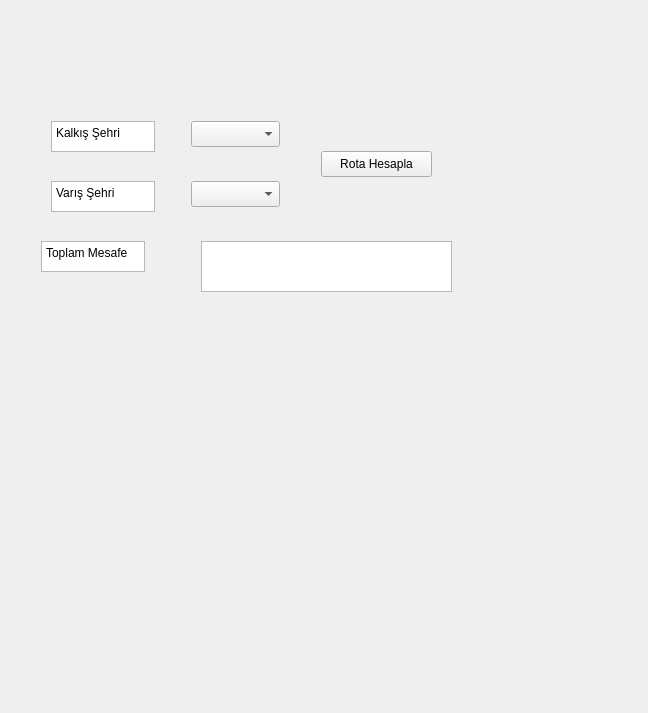
This is mainwindow.ui in kubrratopcu/Havalimani_Yonetim_Sistemi1 as Qt 5 draws it before an edit. The edited form follows.
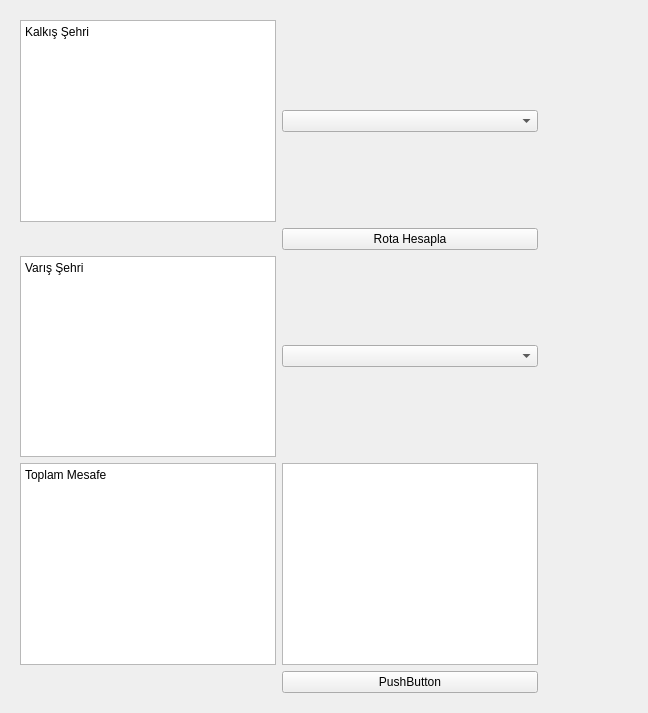
This is the edited form. The open tabs and pages were chosen to show the change.

Commit message: arayüz düzenlendi

Patch:
```diff
--- a/mainwindow.ui
+++ b/mainwindow.ui
@@ -13,8 +13,8 @@
   <property name="windowTitle">
    <string>mainwindow</string>
   </property>
-  <layout class="QGridLayout" name="gridLayout">
-   <item row="0" column="1">
+  <layout class="QFormLayout" name="formLayout_2">
+   <item row="0" column="0">
     <widget class="QStackedWidget" name="stackedWidget">
      <property name="currentIndex">
       <number>3</number>
@@ -141,48 +141,9 @@
       </widget>
      </widget>
      <widget class="QWidget" name="sayfaRota">
-      <widget class="QComboBox" name="comboBox">
-       <property name="geometry">
-        <rect>
-         <x>180</x>
-         <y>110</y>
-         <width>89</width>
-         <height>26</height>
-        </rect>
-       </property>
-      </widget>
-      <widget class="QComboBox" name="comboBox_2">
-       <property name="geometry">
-        <rect>
-         <x>180</x>
-         <y>170</y>
-         <width>89</width>
-         <height>26</height>
-        </rect>
-       </property>
-      </widget>
-      <widget class="QPushButton" name="pushButton_6">
-       <property name="geometry">
-        <rect>
-         <x>310</x>
-         <y>140</y>
-         <width>111</width>
-         <height>26</height>
-        </rect>
-       </property>
-       <property name="text">
-        <string>Rota Hesapla</string>
-       </property>
-      </widget>
+      <layout class="QGridLayout" name="gridLayout_2">
+       <item row="0" column="0">
       <widget class="QTextEdit" name="textEdit">
-       <property name="geometry">
-        <rect>
-         <x>40</x>
-         <y>110</y>
-         <width>104</width>
-         <height>31</height>
-        </rect>
-       </property>
        <property name="html">
         <string>&lt;!DOCTYPE HTML PUBLIC &quot;-//W3C//DTD HTML 4.0//EN&quot; &quot;http://www.w3.org/TR/REC-html40/strict.dtd&quot;&gt;
 &lt;html&gt;&lt;head&gt;&lt;meta name=&quot;qrichtext&quot; content=&quot;1&quot; /&gt;&lt;meta charset=&quot;utf-8&quot; /&gt;&lt;style type=&quot;text/css&quot;&gt;
@@ -194,15 +155,19 @@
 &lt;p style=&quot; margin-top:0px; margin-bottom:0px; margin-left:0px; margin-right:0px; -qt-block-indent:0; text-indent:0px;&quot;&gt;Kalkış Şehri&lt;/p&gt;&lt;/body&gt;&lt;/html&gt;</string>
        </property>
       </widget>
+       </item>
+       <item row="0" column="1">
+        <widget class="QComboBox" name="kalkisCombo"/>
+       </item>
+       <item row="1" column="1">
+        <widget class="QPushButton" name="rotaHesaplaBtn">
+         <property name="text">
+          <string>Rota Hesapla</string>
+         </property>
+        </widget>
+       </item>
+       <item row="2" column="0">
       <widget class="QTextEdit" name="textEdit_2">
-       <property name="geometry">
-        <rect>
-         <x>40</x>
-         <y>170</y>
-         <width>104</width>
-         <height>31</height>
-        </rect>
-       </property>
        <property name="html">
         <string>&lt;!DOCTYPE HTML PUBLIC &quot;-//W3C//DTD HTML 4.0//EN&quot; &quot;http://www.w3.org/TR/REC-html40/strict.dtd&quot;&gt;
 &lt;html&gt;&lt;head&gt;&lt;meta name=&quot;qrichtext&quot; content=&quot;1&quot; /&gt;&lt;meta charset=&quot;utf-8&quot; /&gt;&lt;style type=&quot;text/css&quot;&gt;
@@ -214,32 +179,32 @@
 &lt;p style=&quot; margin-top:0px; margin-bottom:0px; margin-left:0px; margin-right:0px; -qt-block-indent:0; text-indent:0px;&quot;&gt;Varış Şehri&lt;/p&gt;&lt;/body&gt;&lt;/html&gt;</string>
        </property>
       </widget>
+       </item>
+       <item row="2" column="1">
+        <widget class="QComboBox" name="varisCombo"/>
+       </item>
+       <item row="3" column="0">
+        <widget class="QPlainTextEdit" name="rotaSonucLabel">
+         <property name="plainText">
+          <string>Toplam Mesafe</string>
+         </property>
+        </widget>
+       </item>
+       <item row="3" column="1">
       <widget class="QTextEdit" name="textEdit_3">
-       <property name="geometry">
-        <rect>
-         <x>190</x>
-         <y>230</y>
-         <width>251</width>
-         <height>51</height>
-        </rect>
-       </property>
        <property name="readOnly">
         <bool>true</bool>
        </property>
       </widget>
-      <widget class="QPlainTextEdit" name="plainTextEdit">
-       <property name="geometry">
-        <rect>
-         <x>30</x>
-         <y>230</y>
-         <width>104</width>
-         <height>31</height>
-        </rect>
-       </property>
-       <property name="plainText">
-        <string>Toplam Mesafe</string>
-       </property>
-      </widget>
+       </item>
+       <item row="4" column="1">
+        <widget class="QPushButton" name="btnGeriDon1">
+         <property name="text">
+          <string>PushButton</string>
+         </property>
+        </widget>
+       </item>
+      </layout>
      </widget>
     </widget>
    </item>
```
Left out of the diff: 104 changed lines with no effect on the pictures. Lines whose indentation alone changed are shown as unchanged. The commit also changes 2 other files.
